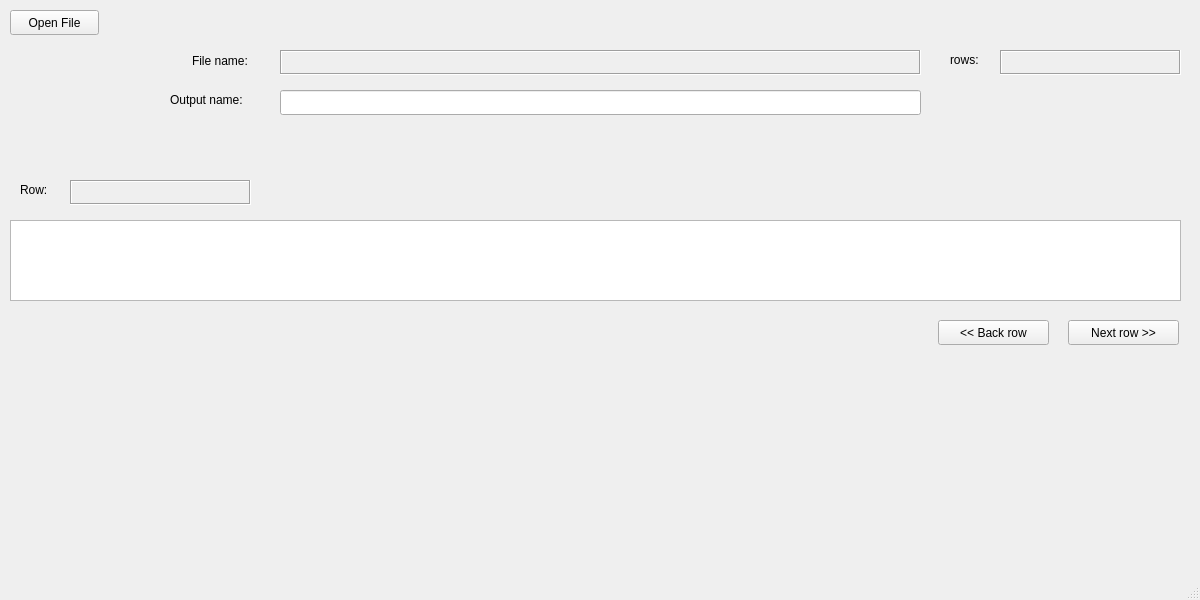
First picture: the form in src/mainwindow.ui, repository braquino/fix-csv, before the edit.
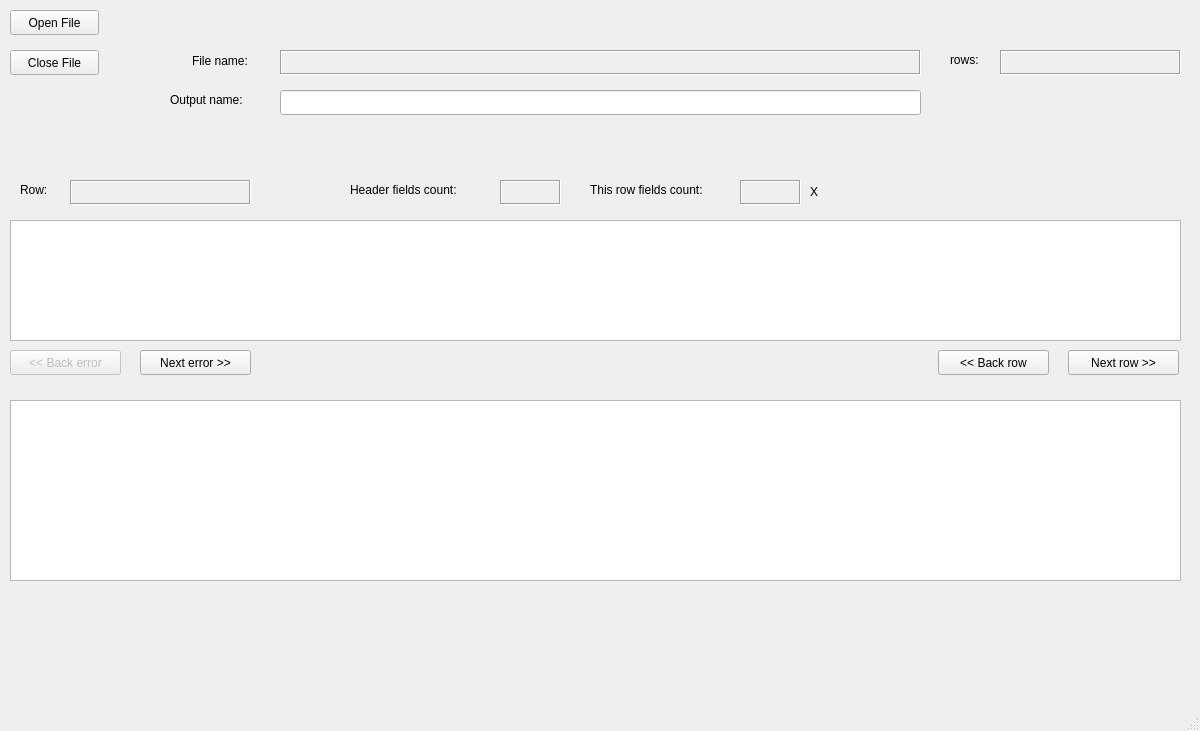
Second picture: the form after the edit.

Commit message: big change, added end of file, populate table, new types, close button, and minor things

The edit to the form file:
```diff
--- a/src/mainwindow.ui
+++ b/src/mainwindow.ui
@@ -7,7 +7,7 @@
     <x>0</x>
     <y>0</y>
     <width>1200</width>
-    <height>600</height>
+    <height>731</height>
    </rect>
   </property>
   <property name="windowTitle">
@@ -85,7 +85,7 @@
       <x>10</x>
       <y>220</y>
       <width>1171</width>
-      <height>81</height>
+      <height>121</height>
      </rect>
     </property>
    </widget>
@@ -106,7 +106,7 @@
     <property name="geometry">
      <rect>
       <x>938</x>
-      <y>320</y>
+      <y>350</y>
       <width>111</width>
       <height>25</height>
      </rect>
@@ -119,7 +119,7 @@
     <property name="geometry">
      <rect>
       <x>1068</x>
-      <y>320</y>
+      <y>350</y>
       <width>111</width>
       <height>25</height>
      </rect>
@@ -185,6 +185,135 @@
      <string/>
     </property>
    </widget>
+   <widget class="QPushButton" name="btn_back_error">
+    <property name="enabled">
+     <bool>false</bool>
+    </property>
+    <property name="geometry">
+     <rect>
+      <x>10</x>
+      <y>350</y>
+      <width>111</width>
+      <height>25</height>
+     </rect>
+    </property>
+    <property name="text">
+     <string>&lt;&lt; Back error</string>
+    </property>
+   </widget>
+   <widget class="QPushButton" name="btn_next_error">
+    <property name="geometry">
+     <rect>
+      <x>140</x>
+      <y>350</y>
+      <width>111</width>
+      <height>25</height>
+     </rect>
+    </property>
+    <property name="text">
+     <string>Next error &gt;&gt;</string>
+    </property>
+   </widget>
+   <widget class="QLabel" name="label_header_count">
+    <property name="geometry">
+     <rect>
+      <x>350</x>
+      <y>180</y>
+      <width>151</width>
+      <height>20</height>
+     </rect>
+    </property>
+    <property name="text">
+     <string>Header fields count:</string>
+    </property>
+   </widget>
+   <widget class="QLabel" name="txt_header_count">
+    <property name="geometry">
+     <rect>
+      <x>500</x>
+      <y>180</y>
+      <width>61</width>
+      <height>25</height>
+     </rect>
+    </property>
+    <property name="frameShape">
+     <enum>QFrame::Box</enum>
+    </property>
+    <property name="frameShadow">
+     <enum>QFrame::Sunken</enum>
+    </property>
+    <property name="text">
+     <string/>
+    </property>
+   </widget>
+   <widget class="QLabel" name="label_cur_fields_count">
+    <property name="geometry">
+     <rect>
+      <x>590</x>
+      <y>180</y>
+      <width>151</width>
+      <height>20</height>
+     </rect>
+    </property>
+    <property name="text">
+     <string>This row fields count:</string>
+    </property>
+   </widget>
+   <widget class="QLabel" name="txt_cur_fields_count">
+    <property name="geometry">
+     <rect>
+      <x>740</x>
+      <y>180</y>
+      <width>61</width>
+      <height>25</height>
+     </rect>
+    </property>
+    <property name="frameShape">
+     <enum>QFrame::Box</enum>
+    </property>
+    <property name="frameShadow">
+     <enum>QFrame::Sunken</enum>
+    </property>
+    <property name="text">
+     <string/>
+    </property>
+   </widget>
+   <widget class="QLabel" name="label_count_err">
+    <property name="geometry">
+     <rect>
+      <x>810</x>
+      <y>183</y>
+      <width>16</width>
+      <height>17</height>
+     </rect>
+    </property>
+    <property name="text">
+     <string>X</string>
+    </property>
+   </widget>
+   <widget class="QTableWidget" name="table_row">
+    <property name="geometry">
+     <rect>
+      <x>10</x>
+      <y>400</y>
+      <width>1171</width>
+      <height>181</height>
+     </rect>
+    </property>
+   </widget>
+   <widget class="QPushButton" name="btn_close_file">
+    <property name="geometry">
+     <rect>
+      <x>10</x>
+      <y>50</y>
+      <width>89</width>
+      <height>25</height>
+     </rect>
+    </property>
+    <property name="text">
+     <string>Close File</string>
+    </property>
+   </widget>
   </widget>
   <widget class="QMenuBar" name="menubar">
    <property name="geometry">
```
Left out of the diff: 2 changed lines with no effect on the pictures. The commit also changes 11 other files.
